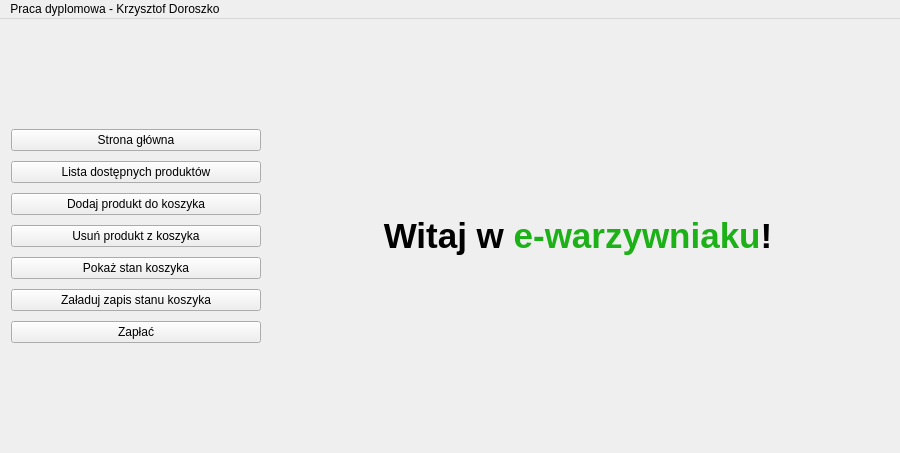
Qt form mainwindow.ui (kdoroszko/Postgraduates_thesis) before a commit.
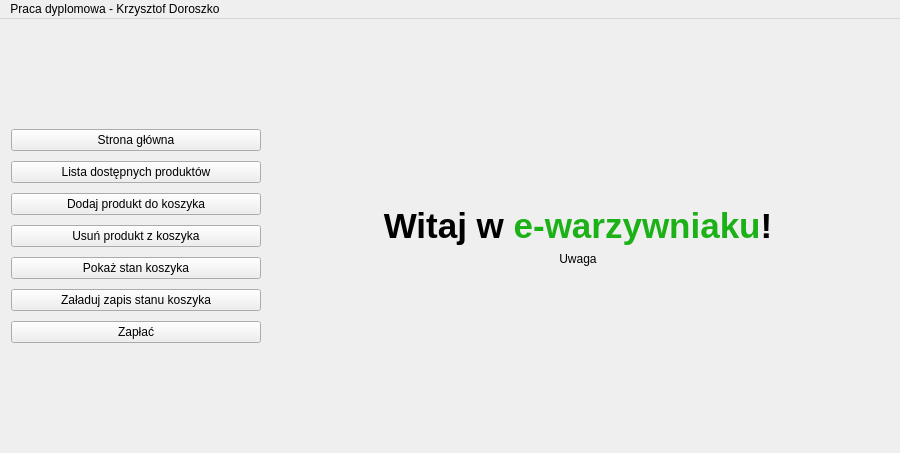
The same form after that commit. The open tabs and pages were chosen to show the change. Icons and pictures are not drawn.

Commit message: 9th commit - add QMessageBox in mainwindow class and appropriate signal in Cart class

```diff
--- a/mainwindow.ui
+++ b/mainwindow.ui
@@ -178,6 +178,16 @@
           </property>
          </widget>
         </item>
+        <item>
+         <widget class="QLabel" name="subLabel">
+          <property name="text">
+           <string>Uwaga</string>
+          </property>
+          <property name="alignment">
+           <set>Qt::AlignCenter</set>
+          </property>
+         </widget>
+        </item>
         <item>
          <spacer name="verticalSpacer_4">
           <property name="orientation">
```
Left out of the diff: 2 changed lines with no effect on the pictures. The commit also changes 4 other files.
